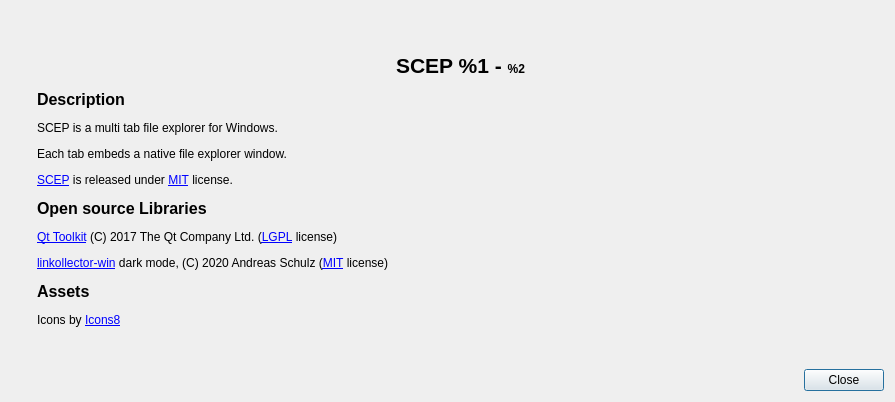
First picture: the form in code/SCEP/forms/SCEP/AboutDialog.ui, repository jhoussay/SCEP, before the edit.
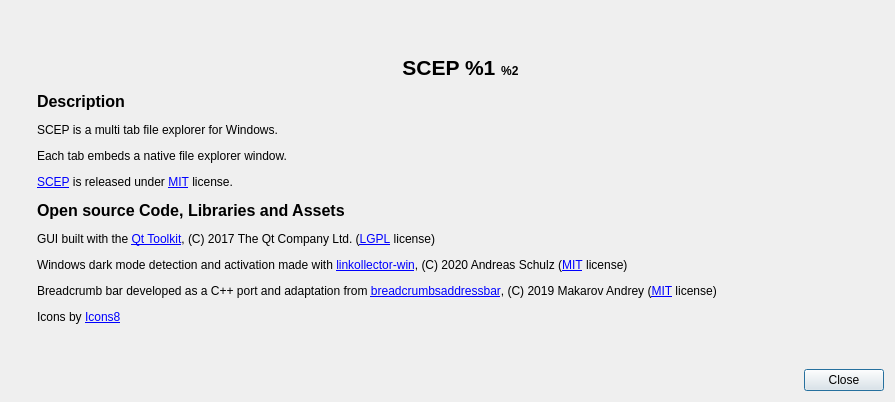
Second picture: the form after the edit. Icons and pictures are not drawn.

Commit message: Third party license fix

What changed in the file:
```diff
--- a/code/SCEP/forms/SCEP/AboutDialog.ui
+++ b/code/SCEP/forms/SCEP/AboutDialog.ui
@@ -17,7 +17,7 @@
    <item row="1" column="1">
     <widget class="QLabel" name="aboutLabel">
      <property name="text">
-      <string>&lt;html&gt;&lt;head/&gt;&lt;body&gt;&lt;p align=&quot;center&quot;&gt;&lt;span style=&quot; font-size:16pt; font-weight:700;&quot;&gt;SCEP %1 - &lt;/span&gt;&lt;span style=&quot; font-weight:700;&quot;&gt;%2&lt;/span&gt;&lt;/p&gt;&lt;p&gt;&lt;span style=&quot; font-size:12pt; font-weight:700;&quot;&gt;Description&lt;/span&gt;&lt;/p&gt;&lt;p&gt;SCEP is a multi tab file explorer for Windows.&lt;/p&gt;&lt;p&gt;Each tab embeds a native file explorer window.&lt;/p&gt;&lt;p&gt;&lt;a href=&quot;https://github.com/jhoussay/SCEP&quot;&gt;&lt;span style=&quot; text-decoration: underline; color:#0000ff;&quot;&gt;SCEP&lt;/span&gt;&lt;/a&gt; is released under &lt;a href=&quot;%3&quot;&gt;&lt;span style=&quot; text-decoration: underline; color:#0000ff;&quot;&gt;MIT&lt;/span&gt;&lt;/a&gt; license.&lt;/p&gt;&lt;p&gt;&lt;span style=&quot; font-size:12pt; font-weight:700;&quot;&gt;Open source Libraries&lt;/span&gt;&lt;/p&gt;&lt;p&gt;&lt;a href=&quot;www.qt.io&quot;&gt;&lt;span style=&quot; text-decoration: underline; color:#0000ff;&quot;&gt;Qt Toolkit&lt;/span&gt;&lt;/a&gt; (C) 2017 The Qt Company Ltd. (&lt;a href=&quot;%4&quot;&gt;&lt;span style=&quot; text-decoration: underline; color:#0000ff;&quot;&gt;LGPL&lt;/span&gt;&lt;/a&gt; license)&lt;/p&gt;&lt;p&gt;&lt;a href=&quot;https://github.com/Longhanks/linkollector-win&quot;&gt;&lt;span style=&quot; text-decoration: underline; color:#0000ff;&quot;&gt;linkollector-win&lt;/span&gt;&lt;/a&gt; dark mode, (C) 2020 Andreas Schulz (&lt;a href=&quot;%5&quot;&gt;&lt;span style=&quot; text-decoration: underline; color:#0000ff;&quot;&gt;MIT&lt;/span&gt;&lt;/a&gt; license)&lt;/p&gt;&lt;p&gt;&lt;span style=&quot; font-size:12pt; font-weight:700;&quot;&gt;Assets&lt;/span&gt;&lt;/p&gt;&lt;p&gt;Icons by &lt;a href=&quot;https://icons8.com&quot;&gt;&lt;span style=&quot; text-decoration: underline; color:#0000ff;&quot;&gt;Icons8&lt;/span&gt;&lt;/a&gt;&lt;/p&gt;&lt;/body&gt;&lt;/html&gt;</string>
+      <string>&lt;html&gt;&lt;head/&gt;&lt;body&gt;&lt;p align=&quot;center&quot;&gt;&lt;span style=&quot; font-size:16pt; font-weight:700;&quot;&gt;SCEP %1   &lt;/span&gt;&lt;span style=&quot; font-weight:700;&quot;&gt;%2&lt;/span&gt;&lt;/p&gt;&lt;p&gt;&lt;span style=&quot; font-size:12pt; font-weight:700;&quot;&gt;Description&lt;/span&gt;&lt;/p&gt;&lt;p&gt;SCEP is a multi tab file explorer for Windows.&lt;/p&gt;&lt;p&gt;Each tab embeds a native file explorer window.&lt;/p&gt;&lt;p&gt;&lt;a href=&quot;https://github.com/jhoussay/SCEP&quot;&gt;&lt;span style=&quot; text-decoration: underline; color:#0000ff;&quot;&gt;SCEP&lt;/span&gt;&lt;/a&gt; is released under &lt;a href=&quot;%3&quot;&gt;&lt;span style=&quot; text-decoration: underline; color:#0000ff;&quot;&gt;MIT&lt;/span&gt;&lt;/a&gt; license.&lt;/p&gt;&lt;p&gt;&lt;span style=&quot; font-size:12pt; font-weight:700;&quot;&gt;Open source Code, Libraries and Assets&lt;/span&gt;&lt;/p&gt;&lt;p&gt;GUI built with the &lt;a href=&quot;www.qt.io&quot;&gt;&lt;span style=&quot; text-decoration: underline; color:#0000ff;&quot;&gt;Qt Toolkit&lt;/span&gt;&lt;/a&gt;, (C) 2017 The Qt Company Ltd. (&lt;a href=&quot;%4&quot;&gt;&lt;span style=&quot; text-decoration: underline; color:#0000ff;&quot;&gt;LGPL&lt;/span&gt;&lt;/a&gt; license)&lt;/p&gt;&lt;p&gt;Windows dark mode detection and activation made with &lt;a href=&quot;https://github.com/Longhanks/linkollector-win&quot;&gt;&lt;span style=&quot; text-decoration: underline; color:#0000ff;&quot;&gt;linkollector-win&lt;/span&gt;&lt;/a&gt;, (C) 2020 Andreas Schulz (&lt;a href=&quot;%5&quot;&gt;&lt;span style=&quot; text-decoration: underline; color:#0000ff;&quot;&gt;MIT&lt;/span&gt;&lt;/a&gt; license)&lt;/p&gt;&lt;p&gt;Breadcrumb bar developed as a C++ port and adaptation from &lt;a href=&quot;https://github.com/Winand/breadcrumbsaddressbar&quot;&gt;&lt;span style=&quot; text-decoration: underline; color:#0000ff;&quot;&gt;breadcrumbsaddressbar&lt;/span&gt;&lt;/a&gt;, (C) 2019 Makarov Andrey (&lt;a href=&quot;%6&quot;&gt;&lt;span style=&quot; text-decoration: underline; color:#0000ff;&quot;&gt;MIT&lt;/span&gt;&lt;/a&gt; license)&lt;/p&gt;&lt;p&gt;Icons by &lt;a href=&quot;https://icons8.com&quot;&gt;&lt;span style=&quot; text-decoration: underline; color:#0000ff;&quot;&gt;Icons8&lt;/span&gt;&lt;/a&gt;&lt;/p&gt;&lt;/body&gt;&lt;/html&gt;</string>
      </property>
      <property name="wordWrap">
       <bool>true</bool>
```
The commit also changes 3 other files.
